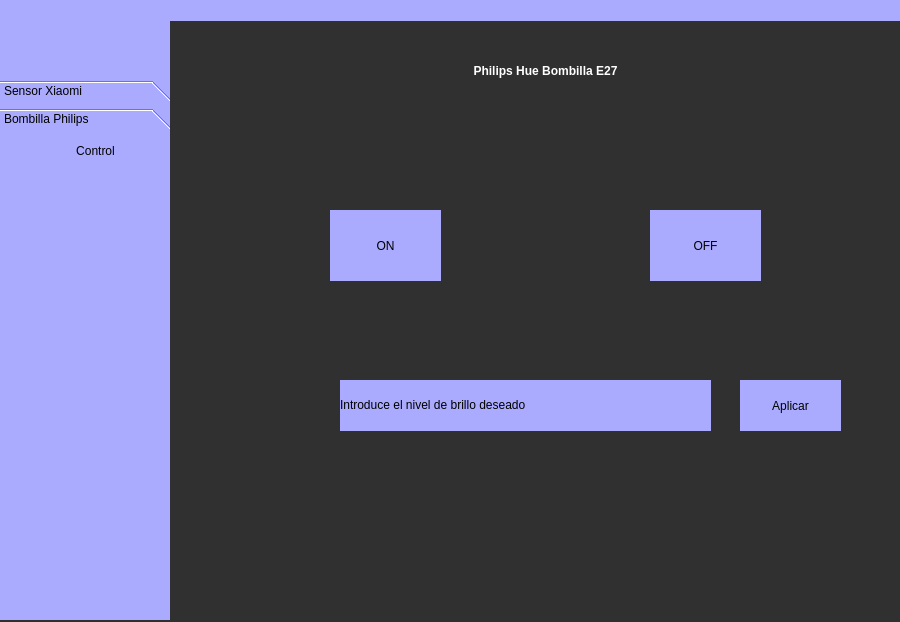
First picture: the form in gui_app.ui, repository patmar1224/BLE-python, before the edit.
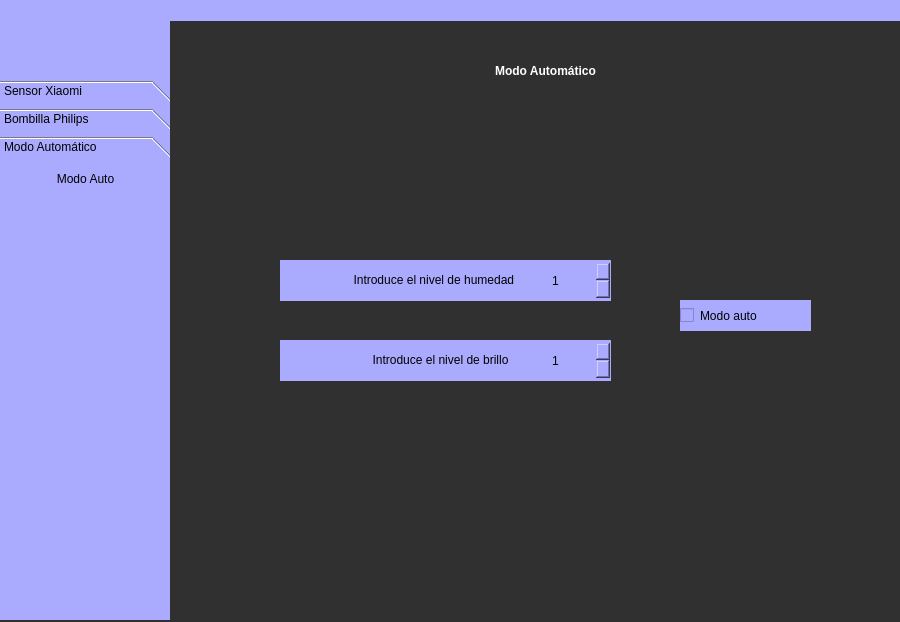
Second picture: the form after the edit. Icons and pictures are not drawn. Custom widgets are drawn as their Qt base class.

Diff of the .ui file:
```diff
--- a/gui_app.ui
+++ b/gui_app.ui
@@ -109,7 +109,7 @@
        <x>0</x>
        <y>80</y>
        <width>191</width>
-       <height>161</height>
+       <height>201</height>
       </rect>
      </property>
      <property name="sizePolicy">
@@ -123,7 +123,7 @@
 </string>
      </property>
      <property name="currentIndex">
-      <number>1</number>
+      <number>2</number>
      </property>
      <widget class="QWidget" name="Sensor1">
       <property name="geometry">
@@ -256,7 +256,7 @@
         <x>0</x>
         <y>0</y>
         <width>191</width>
-        <height>89</height>
+        <height>93</height>
        </rect>
       </property>
       <property name="sizePolicy">
@@ -308,6 +308,28 @@
        </property>
       </widget>
      </widget>
+     <widget class="QWidget" name="ModoAuto">
+      <attribute name="label">
+       <string>Modo Automático</string>
+      </attribute>
+      <widget class="QPushButton" name="boton_auto">
+       <property name="geometry">
+        <rect>
+         <x>0</x>
+         <y>0</y>
+         <width>171</width>
+         <height>30</height>
+        </rect>
+       </property>
+       <property name="text">
+        <string>Modo Auto</string>
+       </property>
+       <property name="icon">
+        <iconset resource="logo.qrc">
+         <normaloff>:/cct/iconos/leter-a-inside-a-black-circle.png</normaloff>:/cct/iconos/leter-a-inside-a-black-circle.png</iconset>
+       </property>
+      </widget>
+     </widget>
     </widget>
    </widget>
    <widget class="QStackedWidget" name="stackedWidget">
@@ -325,8 +347,14 @@
       <verstretch>0</verstretch>
      </sizepolicy>
     </property>
+    <property name="minimumSize">
+     <size>
+      <width>730</width>
+      <height>0</height>
+     </size>
+    </property>
     <property name="currentIndex">
-     <number>4</number>
+     <number>5</number>
     </property>
     <widget class="QWidget" name="home">
      <property name="sizePolicy">
@@ -1006,9 +1034,9 @@
      <widget class="QLabel" name="label_10">
       <property name="geometry">
        <rect>
-        <x>160</x>
+        <x>180</x>
         <y>350</y>
-        <width>271</width>
+        <width>251</width>
         <height>51</height>
        </rect>
       </property>
@@ -1016,7 +1044,7 @@
        <string notr="true">background-color: rgb(170, 170, 255);</string>
       </property>
       <property name="text">
-       <string>&lt;html&gt;&lt;head/&gt;&lt;body&gt;&lt;p&gt;Introduce el nivel de brillo deseado &lt;/p&gt;&lt;/body&gt;&lt;/html&gt;</string>
+       <string>&lt;html&gt;&lt;head/&gt;&lt;body&gt;&lt;p align=&quot;center&quot;&gt;Introduce el nivel de brillo deseado &lt;/p&gt;&lt;/body&gt;&lt;/html&gt;</string>
       </property>
      </widget>
      <widget class="QPushButton" name="boton_brillo">
@@ -1064,6 +1092,186 @@
         <width>371</width>
         <height>32</height>
        </rect>
+      </property>
+     </widget>
+     <widget class="QLabel" name="label_16">
+      <property name="geometry">
+       <rect>
+        <x>120</x>
+        <y>350</y>
+        <width>61</width>
+        <height>51</height>
+       </rect>
+      </property>
+      <property name="styleSheet">
+       <string notr="true">background-color: rgb(170, 170, 255);
+border-image: url(:/cct/iconos/sun.png);</string>
+      </property>
+      <property name="text">
+       <string>&lt;html&gt;&lt;head/&gt;&lt;body&gt;&lt;p&gt;&lt;br/&gt;&lt;/p&gt;&lt;/body&gt;&lt;/html&gt;</string>
+      </property>
+     </widget>
+    </widget>
+    <widget class="QWidget" name="Pagina_Auto">
+     <widget class="QLabel" name="label_11">
+      <property name="geometry">
+       <rect>
+        <x>140</x>
+        <y>230</y>
+        <width>231</width>
+        <height>41</height>
+       </rect>
+      </property>
+      <property name="styleSheet">
+       <string notr="true">background-color: rgb(170, 170, 255);</string>
+      </property>
+      <property name="text">
+       <string>&lt;html&gt;&lt;head/&gt;&lt;body&gt;&lt;p align=&quot;center&quot;&gt;Introduce el nivel de humedad &lt;/p&gt;&lt;/body&gt;&lt;/html&gt;</string>
+      </property>
+     </widget>
+     <widget class="QCheckBox" name="modoAuto">
+      <property name="geometry">
+       <rect>
+        <x>500</x>
+        <y>270</y>
+        <width>131</width>
+        <height>31</height>
+       </rect>
+      </property>
+      <property name="sizePolicy">
+       <sizepolicy hsizetype="Expanding" vsizetype="Expanding">
+        <horstretch>0</horstretch>
+        <verstretch>0</verstretch>
+       </sizepolicy>
+      </property>
+      <property name="styleSheet">
+       <string notr="true">background-color: rgb(170, 170, 255);
+font: 75 italic 14pt &quot;PibotoLt&quot;;</string>
+      </property>
+      <property name="text">
+       <string>Modo auto</string>
+      </property>
+     </widget>
+     <widget class="QLabel" name="label_12">
+      <property name="geometry">
+       <rect>
+        <x>150</x>
+        <y>310</y>
+        <width>221</width>
+        <height>41</height>
+       </rect>
+      </property>
+      <property name="styleSheet">
+       <string notr="true">background-color: rgb(170, 170, 255);
+</string>
+      </property>
+      <property name="text">
+       <string>&lt;html&gt;&lt;head/&gt;&lt;body&gt;&lt;p align=&quot;center&quot;&gt;Introduce el nivel de brillo&lt;/p&gt;&lt;/body&gt;&lt;/html&gt;</string>
+      </property>
+     </widget>
+     <widget class="QLabel" name="label_13">
+      <property name="geometry">
+       <rect>
+        <x>270</x>
+        <y>30</y>
+        <width>191</width>
+        <height>22</height>
+       </rect>
+      </property>
+      <property name="sizePolicy">
+       <sizepolicy hsizetype="Expanding" vsizetype="Expanding">
+        <horstretch>0</horstretch>
+        <verstretch>0</verstretch>
+       </sizepolicy>
+      </property>
+      <property name="text">
+       <string>&lt;html&gt;&lt;head/&gt;&lt;body&gt;&lt;p align=&quot;center&quot;&gt;&lt;span style=&quot; font-weight:600; color:#ffffff;&quot;&gt;Modo Automático&lt;/span&gt;&lt;/p&gt;&lt;/body&gt;&lt;/html&gt;</string>
+      </property>
+     </widget>
+     <widget class="QSpinBox" name="spinBox_humedad">
+      <property name="geometry">
+       <rect>
+        <x>370</x>
+        <y>230</y>
+        <width>61</width>
+        <height>41</height>
+       </rect>
+      </property>
+      <property name="styleSheet">
+       <string notr="true">background-color: rgb(170, 170, 255);</string>
+      </property>
+      <property name="minimum">
+       <number>1</number>
+      </property>
+      <property name="maximum">
+       <number>100</number>
+      </property>
+      <property name="value">
+       <number>1</number>
+      </property>
+      <property name="displayIntegerBase">
+       <number>10</number>
+      </property>
+     </widget>
+     <widget class="QSpinBox" name="spinBox_brillo">
+      <property name="geometry">
+       <rect>
+        <x>370</x>
+        <y>310</y>
+        <width>61</width>
+        <height>41</height>
+       </rect>
+      </property>
+      <property name="styleSheet">
+       <string notr="true">background-color: rgb(170, 170, 255);</string>
+      </property>
+      <property name="minimum">
+       <number>1</number>
+      </property>
+      <property name="maximum">
+       <number>254</number>
+      </property>
+      <property name="value">
+       <number>1</number>
+      </property>
+      <property name="displayIntegerBase">
+       <number>10</number>
+      </property>
+     </widget>
+     <widget class="QLabel" name="label_14">
+      <property name="geometry">
+       <rect>
+        <x>100</x>
+        <y>230</y>
+        <width>41</width>
+        <height>41</height>
+       </rect>
+      </property>
+      <property name="styleSheet">
+       <string notr="true">background-color: rgb(170, 170, 255);
+border-image: url(:/cct/iconos/tint-drop.png);
+</string>
+      </property>
+      <property name="text">
+       <string>&lt;html&gt;&lt;head/&gt;&lt;body&gt;&lt;p align=&quot;center&quot;&gt;&lt;br/&gt;&lt;/p&gt;&lt;/body&gt;&lt;/html&gt;</string>
+      </property>
+     </widget>
+     <widget class="QLabel" name="label_15">
+      <property name="geometry">
+       <rect>
+        <x>100</x>
+        <y>310</y>
+        <width>51</width>
+        <height>41</height>
+       </rect>
+      </property>
+      <property name="styleSheet">
+       <string notr="true">background-color: rgb(170, 170, 255);
+border-image: url(:/cct/iconos/light-bulb.png);
+</string>
+      </property>
+      <property name="text">
+       <string>&lt;html&gt;&lt;head/&gt;&lt;body&gt;&lt;p align=&quot;center&quot;&gt;&lt;br/&gt;&lt;/p&gt;&lt;/body&gt;&lt;/html&gt;</string>
       </property>
      </widget>
     </widget>
```
Left out of the diff: 10 changed lines with no effect on the pictures.
